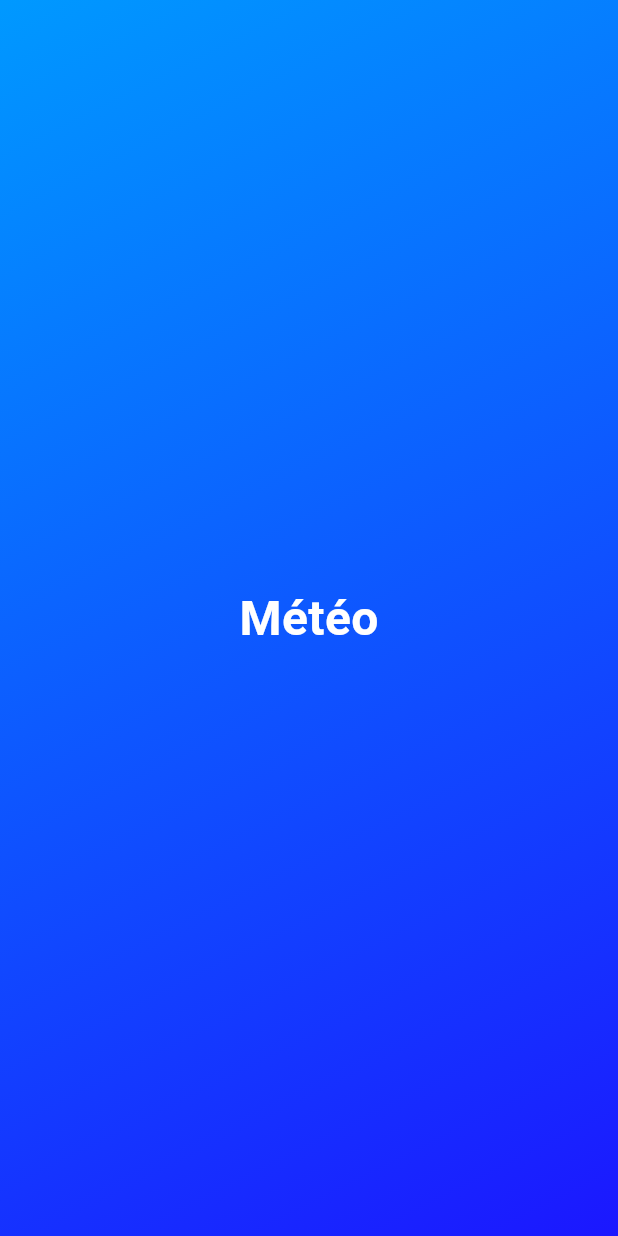
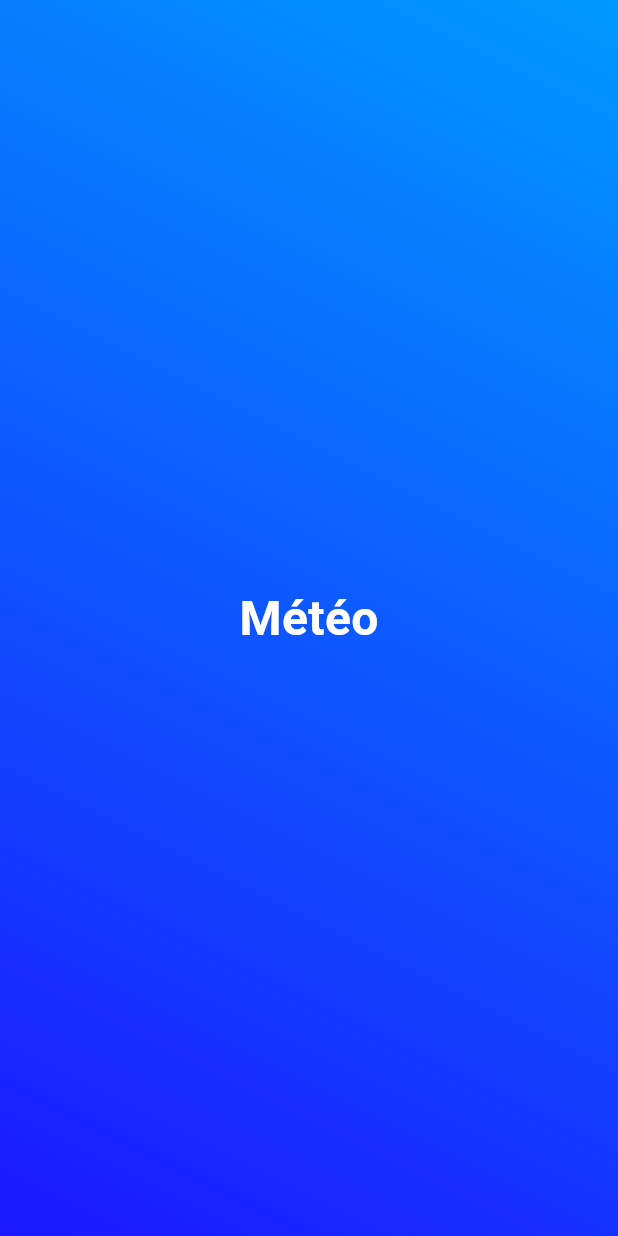
Before and after one commit to Fenysk/1_flutter_dice_app, a Flutter app: the screen it shows after launch, on a phone screen of 412 x 824 dp. Run offline on Flutter 3.47's test engine with Material 3 defaults, Android fonts, the phone set to English and light mode, and no system bars.

Commit message:
👔 Use variables

```diff
--- a/lib/loading_page.dart
+++ b/lib/loading_page.dart
@@ -1,5 +1,8 @@
 import 'package:flutter/material.dart';
 import 'package:first_app/styled_text.dart';
+
+const startAlignment = Alignment.bottomLeft;
+const endAlignment = Alignment.topRight;
 
 class LoadingPage extends StatelessWidget {
   const LoadingPage({super.key});
@@ -9,8 +12,8 @@ class LoadingPage extends StatelessWidget {
     return Container(
       decoration: const BoxDecoration(
         gradient: LinearGradient(
-          begin: Alignment.bottomRight,
-          end: Alignment.topLeft,
+          begin: startAlignment,
+          end: endAlignment,
           colors: [
             Color.fromARGB(255, 27, 23, 255),
             Color.fromARGB(255, 0, 153, 255),
```
